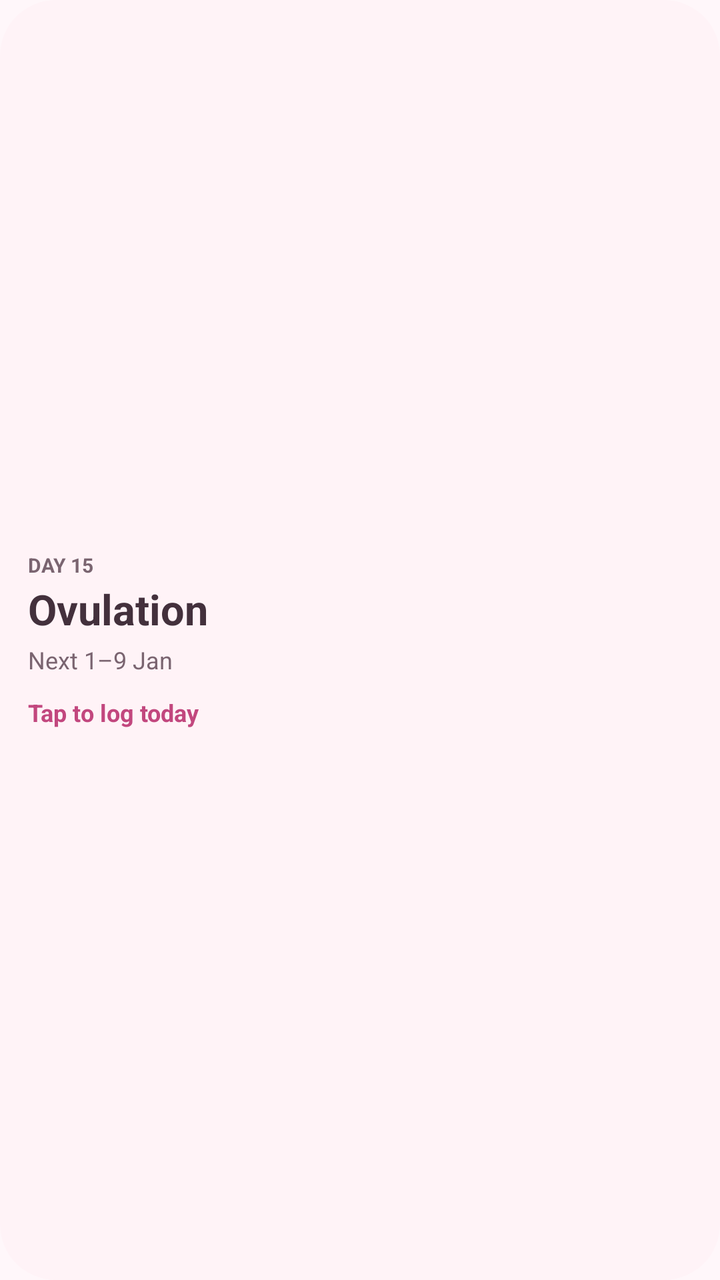
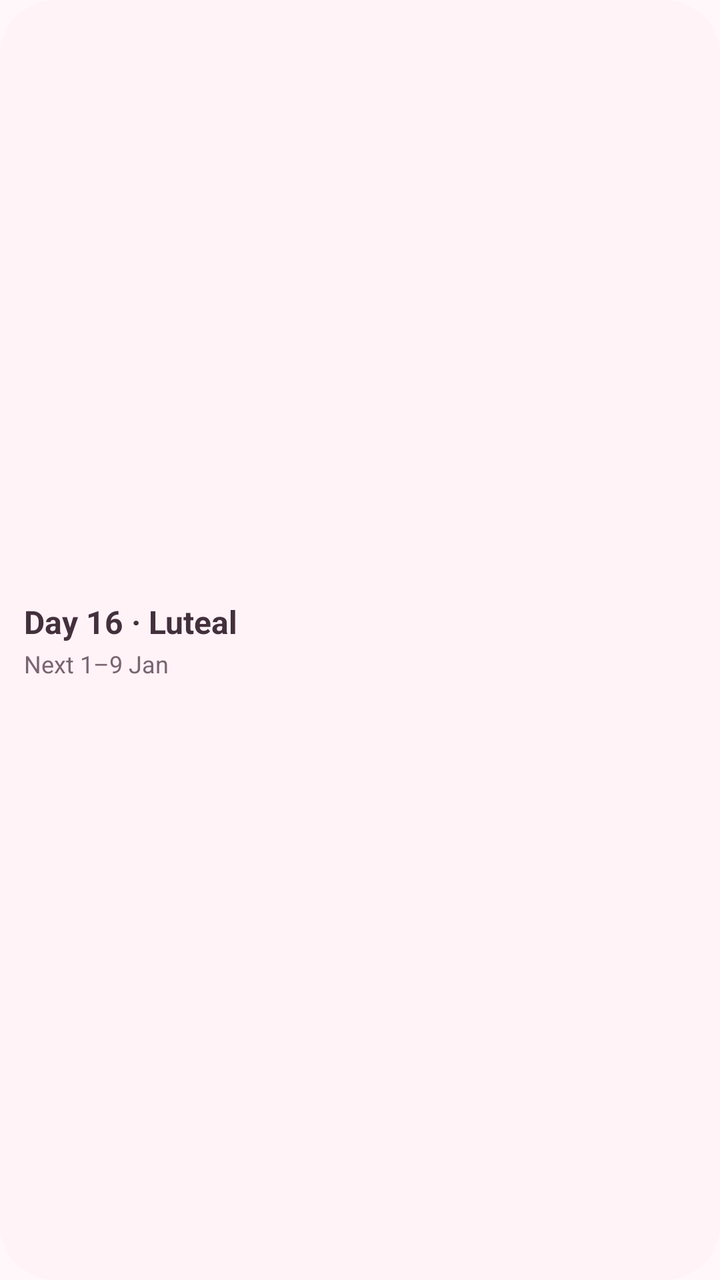

The first picture is an Android layout as it rendered before a commit; the second is the same layout after the commit. The layout source and the unified diff follow.
<!-- AndroidManifest.xml: application theme Theme.CycleTracker -->
<!-- res/layout/widget_cycle.xml -->
<?xml version="1.0" encoding="utf-8"?>
<LinearLayout xmlns:android="http://schemas.android.com/apk/res/android"
    android:id="@+id/widget_root"
    android:layout_width="match_parent"
    android:layout_height="match_parent"
    android:orientation="vertical"
    android:gravity="center_vertical"
    android:background="@drawable/widget_background"
    android:padding="14dp">

    <TextView
        android:id="@+id/widget_label"
        android:layout_width="wrap_content"
        android:layout_height="wrap_content"
        android:textSize="10sp"
        android:textStyle="bold"
        android:textColor="@color/widget_muted"
        android:maxLines="1"
        android:text="DAY 15" />

    <TextView
        android:id="@+id/widget_headline"
        android:layout_width="match_parent"
        android:layout_height="wrap_content"
        android:layout_marginTop="1dp"
        android:textSize="21sp"
        android:textStyle="bold"
        android:textColor="@color/widget_text"
        android:maxLines="1"
        android:ellipsize="end"
        android:text="Ovulation" />

    
    <TextView
        android:id="@+id/widget_detail"
        android:layout_width="match_parent"
        android:layout_height="wrap_content"
        android:layout_marginTop="3dp"
        android:textSize="12sp"
        android:textColor="@color/widget_muted"
        android:maxLines="2"
        android:ellipsize="end"
        android:text="Next 1–9 Jan" />

    <TextView
        android:id="@+id/widget_action"
        android:layout_width="wrap_content"
        android:layout_height="wrap_content"
        android:layout_marginTop="10dp"
        android:textSize="12sp"
        android:textStyle="bold"
        android:textColor="@color/widget_accent"
        android:maxLines="1"
        android:text="Tap to log today" />
</LinearLayout>
<!-- resources referenced by this layout -->
<resources>
  <color name="widget_accent">#C2477E</color>
  <color name="widget_muted">#7A6470</color>
  <color name="widget_text">#43303C</color>
  <!-- drawable widget_background (drawable) -->
  <?xml version="1.0" encoding="utf-8"?>
  <shape xmlns:android="http://schemas.android.com/apk/res/android"
      android:shape="rectangle">
      <corners android:radius="@android:dimen/system_app_widget_background_radius" />
      <solid android:color="@color/widget_background" />
  </shape>
  <style name="Theme.CycleTracker" parent="android:Theme.Material.Light.NoActionBar">
          <item name="android:windowBackground">@color/window_background</item>
      </style>
  <color name="widget_background">#FFF3F7</color>
  <color name="window_background">#FFF7FA</color>
</resources>

<!-- the commit's change to res/layout/widget_cycle.xml (unified diff, before → after) -->
@@ -6,50 +6,27 @@
     android:orientation="vertical"
     android:gravity="center_vertical"
     android:background="@drawable/widget_background"
-    android:padding="14dp">
-
-    <TextView
-        android:id="@+id/widget_label"
-        android:layout_width="wrap_content"
-        android:layout_height="wrap_content"
-        android:textSize="10sp"
-        android:textStyle="bold"
-        android:textColor="@color/widget_muted"
-        android:maxLines="1"
-        android:text="DAY 15" />
+    android:padding="12dp">
 
     <TextView
         android:id="@+id/widget_headline"
         android:layout_width="match_parent"
         android:layout_height="wrap_content"
-        android:layout_marginTop="1dp"
-        android:textSize="21sp"
+        android:textSize="16sp"
         android:textStyle="bold"
         android:textColor="@color/widget_text"
         android:maxLines="1"
         android:ellipsize="end"
-        android:text="Ovulation" />
+        android:text="Day 16 · Luteal" />
 
-    
     <TextView
         android:id="@+id/widget_detail"
         android:layout_width="match_parent"
         android:layout_height="wrap_content"
-        android:layout_marginTop="3dp"
+        android:layout_marginTop="2dp"
         android:textSize="12sp"
         android:textColor="@color/widget_muted"
-        android:maxLines="2"
+        android:maxLines="1"
         android:ellipsize="end"
         android:text="Next 1–9 Jan" />
-
-    <TextView
-        android:id="@+id/widget_action"
-        android:layout_width="wrap_content"
-        android:layout_height="wrap_content"
-        android:layout_marginTop="10dp"
-        android:textSize="12sp"
-        android:textStyle="bold"
-        android:textColor="@color/widget_accent"
-        android:maxLines="1"
-        android:text="Tap to log today" />
 </LinearLayout>
<!-- resource entries referenced after the edit -->
@@ -1,6 +1,5 @@
 <!-- resources referenced by this layout -->
 <resources>
-  <color name="widget_accent">#C2477E</color>
   <color name="widget_muted">#7A6470</color>
   <color name="widget_text">#43303C</color>
   <!-- drawable widget_background (drawable) -->
